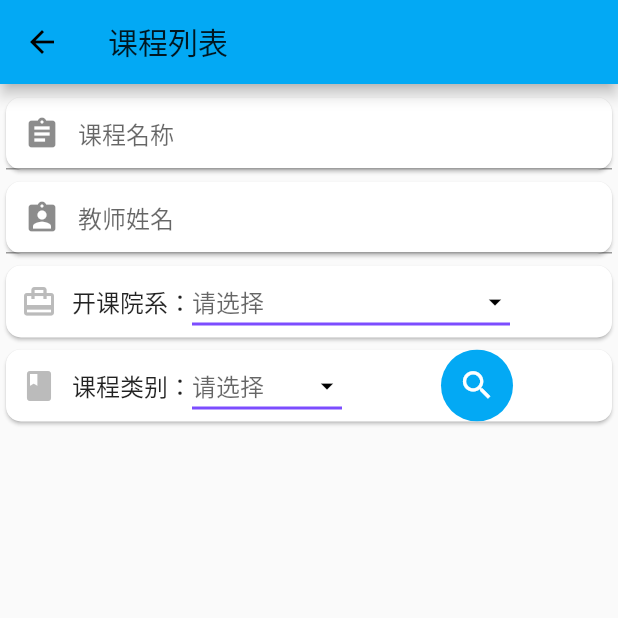
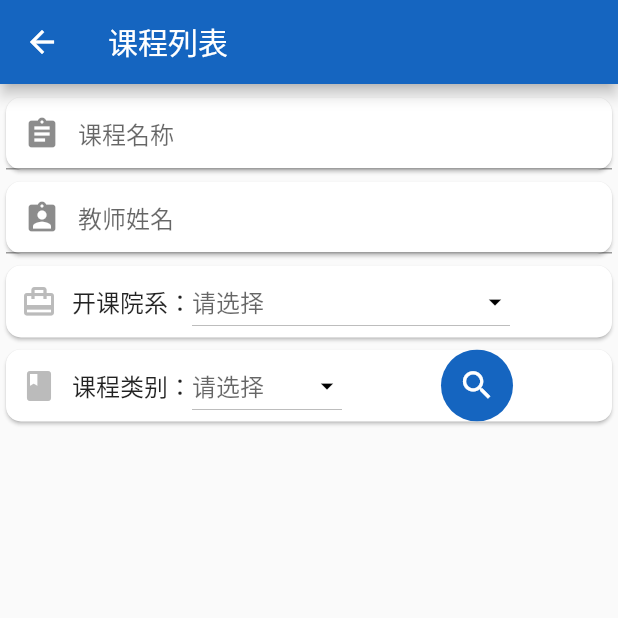
Before and after one commit to SE2020-TopUnderstanding/BUAA-Campus-Tools-Frontend, a Flutter app: the CourseEvaluationPage screen opened directly, on a phone screen of 412 x 824 dp, the top half of it. Run offline on Flutter 3.47's test engine with Material 2 defaults, Android fonts, the phone set to English and light mode, and no system bars; our stand-ins replace dio, package_info, shared_preferences; missing offline and left inert: encrypt; accounts and stored records are empty; network calls fail; statements that could not run were skipped.

Commit message:
改变主题颜色

```diff
--- a/lib/calendar/calendar.dart
+++ b/lib/calendar/calendar.dart
@@ -230,7 +230,7 @@ class _RCalendarWidgetState extends State<RCalendarWidget> {
           margin: EdgeInsets.fromLTRB(5, 10, 5, 0),
           padding: const EdgeInsets.all(5.0),
           decoration: BoxDecoration(
-            border: new Border.all(width: 2.0, color: Colors.lightBlue),
+            border: new Border.all(width: 2.0, color: Color(0xFF1565C0)),
             borderRadius: new BorderRadius.all(new Radius.circular(10.0)),
           ),
           child: SingleChildScrollView(
--- a/lib/calendar/calendarCustomWidget.dart
+++ b/lib/calendar/calendarCustomWidget.dart
@@ -78,7 +78,7 @@ class DefaultRCalendarCustomWidget extends RCalendarCustomWidget {
 
     if (types.contains(RCalendarType.today)) {
       childStyle = TextStyle(
-        color: Colors.blue,
+        color: Color(0xFF1565C0),
         fontSize: 18,
       );
     }
@@ -90,7 +90,7 @@ class DefaultRCalendarCustomWidget extends RCalendarCustomWidget {
       );
       decoration = BoxDecoration(
         shape: BoxShape.circle,
-        color: Colors.blue,
+        color: Color(0xFF1565C0),
       );
     }
 
--- a/lib/main.dart
+++ b/lib/main.dart
@@ -60,7 +60,7 @@ class MyApp extends StatelessWidget {
         return MaterialApp(
           title: '航胥',
           theme: ThemeData(
-            primaryColor: Colors.lightBlue,
+            primaryColor: Color(0xFF1565C0),
           ),
           home: getHomePage(),
           routes: {
--- a/lib/pages/CalendarPage.dart
+++ b/lib/pages/CalendarPage.dart
@@ -39,7 +39,7 @@ class _CalendarPage extends State<CalendarPage>{
     // TODO: implement build
     return Scaffold(
       appBar: AppBar(
-        backgroundColor: Colors.lightBlue,
+//        backgroundColor: Colors.lightBlue,
         title: Text("校历"),
       ),
       body:FutureBuilder(
@@ -100,7 +100,7 @@ class _CalendarPage extends State<CalendarPage>{
               return Container(
                   alignment: Alignment.center,
                   child: CircularProgressIndicator(
-                    valueColor: new AlwaysStoppedAnimation<Color>(Colors.blue),
+                    valueColor: new AlwaysStoppedAnimation<Color>(Color(0xFF1565C0)),
                   ));
             }
           }),
--- a/lib/pages/CourseCommentWritePage.dart
+++ b/lib/pages/CourseCommentWritePage.dart
@@ -148,7 +148,7 @@ class _CourseCommentWritePage extends State<CourseCommentWritePage> {
                   focusNode: commentNode,
                   controller: commentController,
                   decoration: InputDecoration(
-                    hoverColor: Colors.lightBlue,
+                    hoverColor: Color(0xFF1565C0),
                     border: OutlineInputBorder(
                       borderRadius:
                           new BorderRadius.all(new Radius.circular(10.0)),
@@ -176,7 +176,7 @@ class _CourseCommentWritePage extends State<CourseCommentWritePage> {
                             fontSize: 24,
                             color: Colors.white),
                       ),
-                      color: Colors.lightBlue,
+                      color: Color(0xFF1565C0),
                       disabledColor: Colors.grey,
                       onPressed: () {
                         if(score == 0.0) {
--- a/lib/pages/CourseEvaluationDetailPage.dart
+++ b/lib/pages/CourseEvaluationDetailPage.dart
@@ -420,13 +420,13 @@ class _CourseEvaluationDetailPageState
     return new Scaffold(
       appBar: AppBar(
         title: Text('课程详情'),
-        backgroundColor: Colors.lightBlue,
+//        backgroundColor: Colors.lightBlue,
       ),
       body: evaluationDetail == null
           ? Container(
               alignment: Alignment(0.0, 0.0),
               child: CircularProgressIndicator(
-                valueColor: new AlwaysStoppedAnimation<Color>(Colors.blue),
+                valueColor: new AlwaysStoppedAnimation<Color>(Color(0xFF1565C0)),
               ))
           : ListView(
               children: <Widget>[
--- a/lib/pages/CourseEvaluationPage.dart
+++ b/lib/pages/CourseEvaluationPage.dart
@@ -487,7 +487,7 @@ class _CourseEvaluationPageState extends State<CourseEvaluationPage> {
     return Scaffold(
       appBar: AppBar(
         title: Text('课程列表'),
-        backgroundColor: Colors.lightBlue,
+//        backgroundColor: Colors.lightBlue,
       ),
       body: Scrollbar(
         child: SingleChildScrollView(
@@ -566,10 +566,10 @@ class _CourseEvaluationPageState extends State<CourseEvaluationPage> {
 //                        width: 10,
 //                      ),
                       DropdownButton(
-                        underline: Container(
-                          height: 2,
-                          color: Colors.deepPurpleAccent,
-                        ),
+//                        underline: Container(
+//                          height: 2,
+//                          color: Colors.deepPurpleAccent,
+//                        ),
                         value: _department,
                         icon: Icon(Icons.arrow_drop_down),
                         iconSize: 20,
@@ -606,10 +606,10 @@ class _CourseEvaluationPageState extends State<CourseEvaluationPage> {
 //                        width: 10,
 //                      ),
                       DropdownButton(
-                        underline: Container(
-                          height: 2,
-                          color: Colors.deepPurpleAccent,
-                        ),
+//                        underline: Container(
+//                          height: 2,
+//                          color: Colors.deepPurpleAccent,
+//                        ),
                         value: _courseType,
                         icon: Icon(Icons.arrow_drop_down),
                         iconSize: 20,
@@ -628,7 +628,7 @@ class _CourseEvaluationPageState extends State<CourseEvaluationPage> {
                             children: <Widget>[
                               Ink(
                                 decoration: const ShapeDecoration(
-                                  color: Colors.lightBlue,
+                                  color: Color(0xFF1565C0),
                                   shape: CircleBorder(),
                                 ),
                                 child: IconButton(
--- a/lib/pages/DIYPage.dart
+++ b/lib/pages/DIYPage.dart
@@ -18,7 +18,7 @@ class _DIYPage extends State<DIYPage> {
     return Scaffold(
       appBar: AppBar(
         title: Text('自定义主页'),
-        backgroundColor: Colors.lightBlue,
+//        backgroundColor: Colors.lightBlue,
       ),
       body: Column(
         children: <Widget>[
--- a/lib/pages/EmptyRoomPage.dart
+++ b/lib/pages/EmptyRoomPage.dart
@@ -317,7 +317,7 @@ class _DateTimeDemoState extends State<EmptyRoomPage> {
         subtitle: Text(currBuilding),
         trailing: Icon(
           Icons.directions_run,
-          color: Colors.blue,
+          color: Color(0xFF1565C0),
         ),
       ),
       decoration: BoxDecoration(
@@ -479,7 +479,7 @@ class _DateTimeDemoState extends State<EmptyRoomPage> {
     return Scaffold(
         appBar: AppBar(
           title: Text('空教室查询'),
-          backgroundColor: Colors.lightBlue,
+//          backgroundColor: Colors.lightBlue,
           elevation: 0.0,
         ),
         body: SingleChildScrollView(
@@ -527,7 +527,7 @@ class _DateTimeDemoState extends State<EmptyRoomPage> {
                     child: Text("查询"),
                     padding: EdgeInsets.symmetric(horizontal: 20),
                     disabledColor: Colors.grey,
-                    color: Colors.lightBlue,
+                    color: Color(0xFF1565C0),
                     onPressed: isDisabled ? null : () => {_search()},
 //                    onPressed: () {
 //                      if (isDisabled)
--- a/lib/pages/FeedbackDetailPage.dart
+++ b/lib/pages/FeedbackDetailPage.dart
@@ -21,7 +21,7 @@ class _FeedbackDetailPage extends State<FeedbackDetailPage> {
     return Scaffold(
       appBar: AppBar(
         title: Text('${widget.kind}问题描述'),
-        backgroundColor: Colors.lightBlue,
+//        backgroundColor: Colors.lightBlue,
       ),
       body: GestureDetector(
         onTap: () {
@@ -37,7 +37,7 @@ class _FeedbackDetailPage extends State<FeedbackDetailPage> {
                   maxLines: 12,
                   focusNode: commentNode,
                   decoration: InputDecoration(
-                    hoverColor: Colors.lightBlue,
+                    hoverColor: Color(0xFF1565C0),
                     hintText: '请描述详情',
                     border: OutlineInputBorder(),
                   ),
@@ -51,7 +51,7 @@ class _FeedbackDetailPage extends State<FeedbackDetailPage> {
                 child: ConstrainedBox(
                   constraints: BoxConstraints.expand(height: 50),
                   child: RaisedButton(
-                    color: Colors.lightBlue,
+                    color: Color(0xFF1565C0),
                     shape: RoundedRectangleBorder(
                       borderRadius: BorderRadius.all(Radius.circular(30)),
                     ),
--- a/lib/pages/FeedbackPage.dart
+++ b/lib/pages/FeedbackPage.dart
@@ -1,6 +1,5 @@
 import 'package:flutter/material.dart';
 import 'package:jiaowuassistent/pages/FeedbackDetailPage.dart';
-import 'package:jpush_flutter/jpush_flutter.dart';
 
 class FeedbackPage extends StatefulWidget {
   @override
@@ -17,7 +16,7 @@ class _FeedbackPage extends State<FeedbackPage> {
     return Scaffold(
         appBar: AppBar(
           title: Text('使用反馈'),
-          backgroundColor: Colors.lightBlue,
+//          backgroundColor: Colors.lightBlue,
         ),
         body: Column(
           children: <Widget>[
--- a/lib/pages/FunctionsPage.dart
+++ b/lib/pages/FunctionsPage.dart
@@ -39,7 +39,7 @@ class FunctionsPage extends StatelessWidget {
     return new Scaffold(
       appBar: new AppBar(
         title: new Text('功能选择'),
-        backgroundColor: Colors.lightBlue,
+//        backgroundColor: Colors.lightBlue,
         automaticallyImplyLeading: false,
       ),
       body: new Container(
--- a/lib/pages/HelpCenterPage.dart
+++ b/lib/pages/HelpCenterPage.dart
@@ -11,7 +11,7 @@ class HelpCenterPage extends StatelessWidget {
     return Scaffold(
         appBar: AppBar(
           title: Text("帮助中心"),
-          backgroundColor: Colors.lightBlue,
+//          backgroundColor: Colors.lightBlue,
           elevation: 0,
         ),
         body: Container(
--- a/lib/pages/LoginPage.dart
+++ b/lib/pages/LoginPage.dart
@@ -12,7 +12,7 @@ class LoginPage extends StatelessWidget {
       appBar: new AppBar(
         automaticallyImplyLeading: false,
         title: new Text("登录"),
-        backgroundColor: Colors.lightBlue,
+//        backgroundColor: Colors.lightBlue,
       ),
       body: new LoginPageBody(),
     );
@@ -114,7 +114,7 @@ class _LoginPageStateBody extends State<LoginPageBody> {
                       child: ConstrainedBox(
                         constraints: BoxConstraints.expand(height: 50),
                         child: RaisedButton(
-                          color: Colors.lightBlue,
+                          color: Color(0xFF1565C0),
                           shape: RoundedRectangleBorder(
                             borderRadius: BorderRadius.all(Radius.circular(30)),
                           ),
--- a/lib/pages/ScorePage.dart
+++ b/lib/pages/ScorePage.dart
@@ -207,7 +207,7 @@ class _ScorePageState extends State<ScorePage> {
     return new Scaffold(
       appBar: new AppBar(
         title: new Text('成绩查询'),
-        backgroundColor: Colors.lightBlue,
+//        backgroundColor: Colors.lightBlue,
       ),
       body: quit == 1
           ? Container(
@@ -235,7 +235,7 @@ class _ScorePageState extends State<ScorePage> {
               ? Container(
                   alignment: Alignment(0.0, 0.0),
                   child: CircularProgressIndicator(
-                    valueColor: new AlwaysStoppedAnimation<Color>(Colors.blue),
+                    valueColor: new AlwaysStoppedAnimation<Color>(Color(0xFF1565C0)),
                   ))
               : SingleChildScrollView(
                   scrollDirection: Axis.vertical,
--- a/lib/pages/WelcomePage.dart
+++ b/lib/pages/WelcomePage.dart
@@ -31,7 +31,7 @@ class WelcomePage extends StatelessWidget {
               width: 200.0,
               height: 50.0,
               child: RaisedButton(
-                color: Colors.lightBlue,
+                color: Color(0xFF1565C0),
                 shape: RoundedRectangleBorder(
                     borderRadius: BorderRadius.all(Radius.circular(30))),
                 child: Text('立即使用',
```
Also changed, not shown: lib/pages/CourseCenterPage.dart (+9 -7 lines), lib/pages/CourseTablePage.dart (+7 -4 lines), lib/pages/Person.dart (+7 -7 lines).
